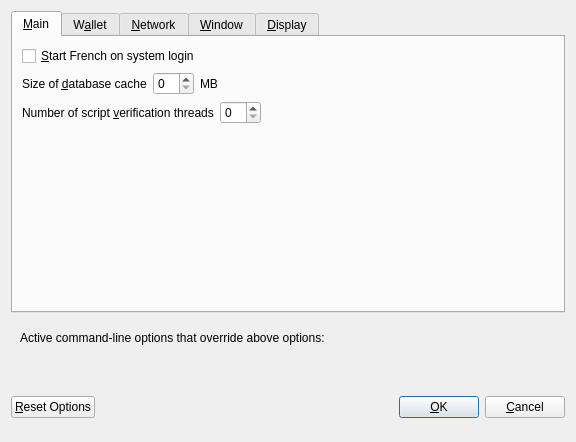
Old version of the form src/qt/forms/optionsdialog.ui in the repository Frenchh/Frenchcore_v2.
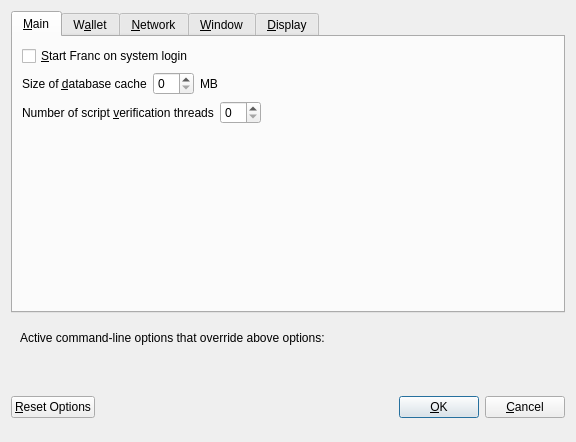
New version of the form. Custom widgets are drawn as their Qt base class.

Diff of the .ui file:
```diff
--- a/src/qt/forms/optionsdialog.ui
+++ b/src/qt/forms/optionsdialog.ui
@@ -33,7 +33,7 @@
           <string>Automatically start French after logging in to the system.</string>
          </property>
          <property name="text">
-          <string>&amp;Start French on system login</string>
+          <string>&amp;Start Franc on system login</string>
          </property>
         </widget>
        </item>
```
Left out of the diff: 8 changed lines with no effect on the pictures.
